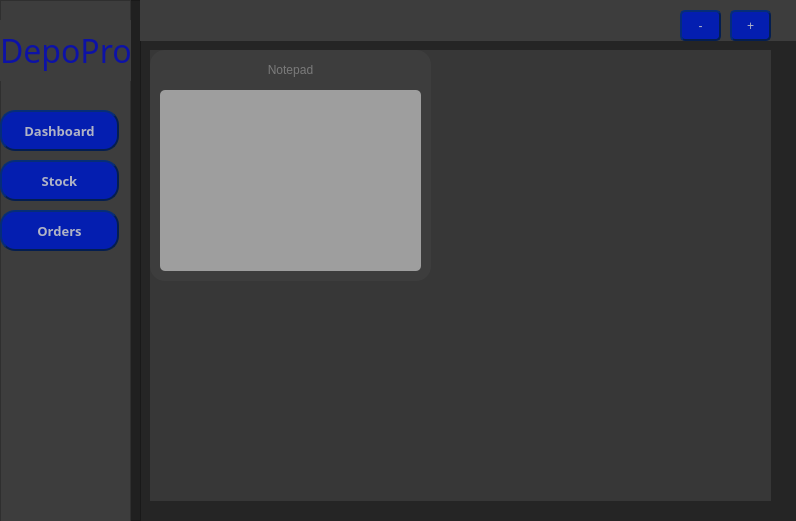
This is DepoPro/DepoPro.ui in AlexOfRivia/DepoPro as Qt 5 draws it before an edit. The edited form follows.
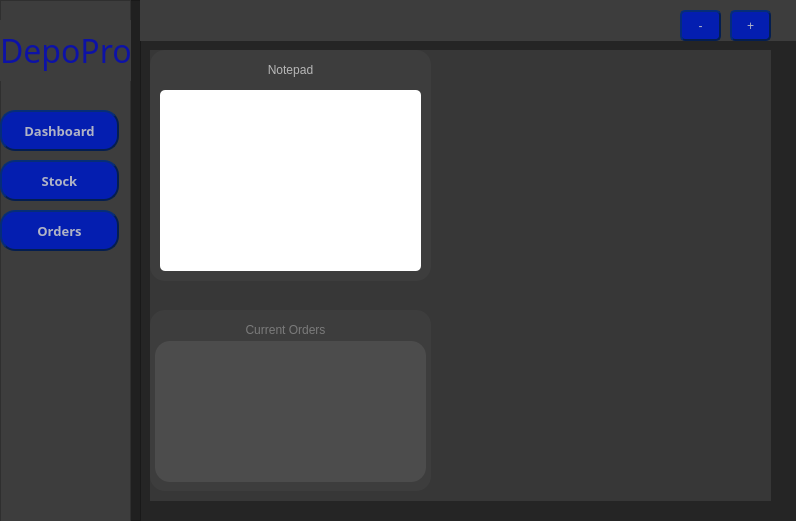
This is the edited form.

What changed in the file:
```diff
--- a/DepoPro/DepoPro.ui
+++ b/DepoPro/DepoPro.ui
@@ -654,6 +654,74 @@
      </property>
     </widget>
    </widget>
+   <widget class="QFrame" name="orderWidget">
+    <property name="geometry">
+     <rect>
+      <x>150</x>
+      <y>310</y>
+      <width>281</width>
+      <height>181</height>
+     </rect>
+    </property>
+    <property name="styleSheet">
+     <string notr="true">QFrame
+{
+	background-color: rgb(61,61,61);
+	border-style: inset;
+	border-radius: 15px;
+}</string>
+    </property>
+    <property name="frameShape">
+     <enum>QFrame::Shape::StyledPanel</enum>
+    </property>
+    <property name="frameShadow">
+     <enum>QFrame::Shadow::Raised</enum>
+    </property>
+    <widget class="QLabel" name="label_4">
+     <property name="geometry">
+      <rect>
+       <x>10</x>
+       <y>10</y>
+       <width>251</width>
+       <height>21</height>
+      </rect>
+     </property>
+     <property name="styleSheet">
+      <string notr="true">QLabel
+{
+	font: 700 12pt &quot;Britannic&quot;;
+	color: rgba(200,200,200,225);
+}</string>
+     </property>
+     <property name="text">
+      <string>&lt;html&gt;&lt;head/&gt;&lt;body&gt;&lt;p align=&quot;center&quot;&gt;Current Orders&lt;/p&gt;&lt;/body&gt;&lt;/html&gt;</string>
+     </property>
+    </widget>
+    <widget class="QListWidget" name="listWidget">
+     <property name="geometry">
+      <rect>
+       <x>5</x>
+       <y>31</y>
+       <width>271</width>
+       <height>141</height>
+      </rect>
+     </property>
+     <property name="styleSheet">
+      <string notr="true">QListWidget
+{
+	border:none;
+	background-color: rgba(121,121,121,128);
+}</string>
+     </property>
+    </widget>
+   </widget>
+   <zorder>orderList</zorder>
+   <zorder>orderWidget</zorder>
+   <zorder>Sidebar_2</zorder>
+   <zorder>frame</zorder>
+   <zorder>itemList</zorder>
+   <zorder>NotepadFrame</zorder>
+   <zorder>orderFrame</zorder>
   </widget>
  </widget>
  <layoutdefault spacing="6" margin="11"/>
```
Left out of the diff: 48 changed lines with no effect on the pictures.
